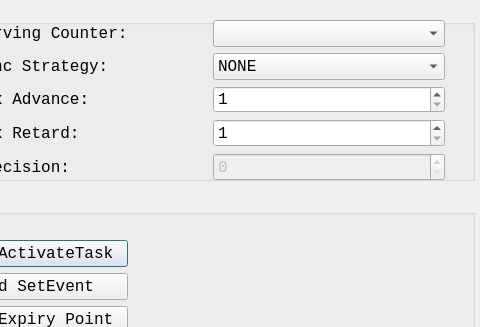
First picture: the form in tool/gainos-studio/ui/forms/cd_schedtbl.ui, repository parai/gainos-tk, before the edit; both pictures show x 476 to 956 and y 0 to 327 of the 956 by 584 pixel window.
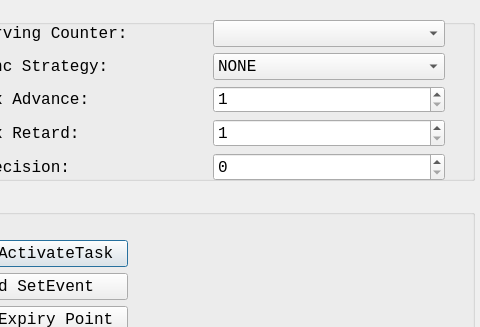
Second picture: the form after the edit.

```diff
--- a/tool/gainos-studio/ui/forms/cd_schedtbl.ui
+++ b/tool/gainos-studio/ui/forms/cd_schedtbl.ui
@@ -175,7 +175,7 @@
        <item>
         <widget class="QSpinBox" name="spbxSchedTblPrecision">
          <property name="enabled">
-          <bool>false</bool>
+          <bool>true</bool>
          </property>
          <property name="minimumSize">
           <size>
```
